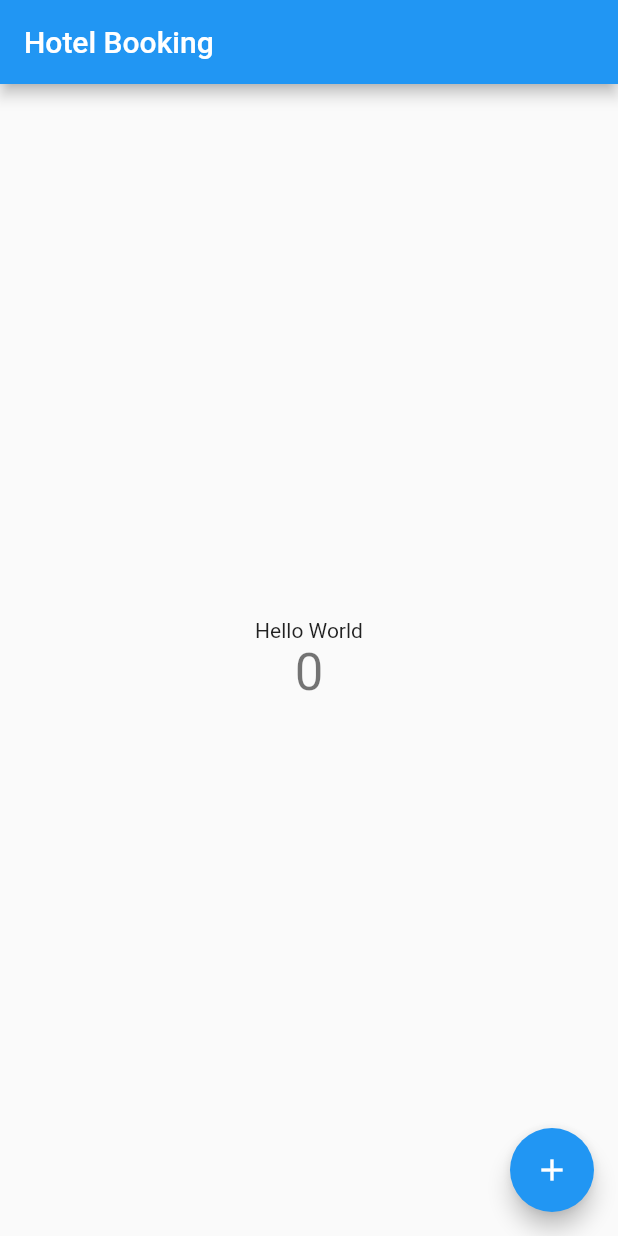
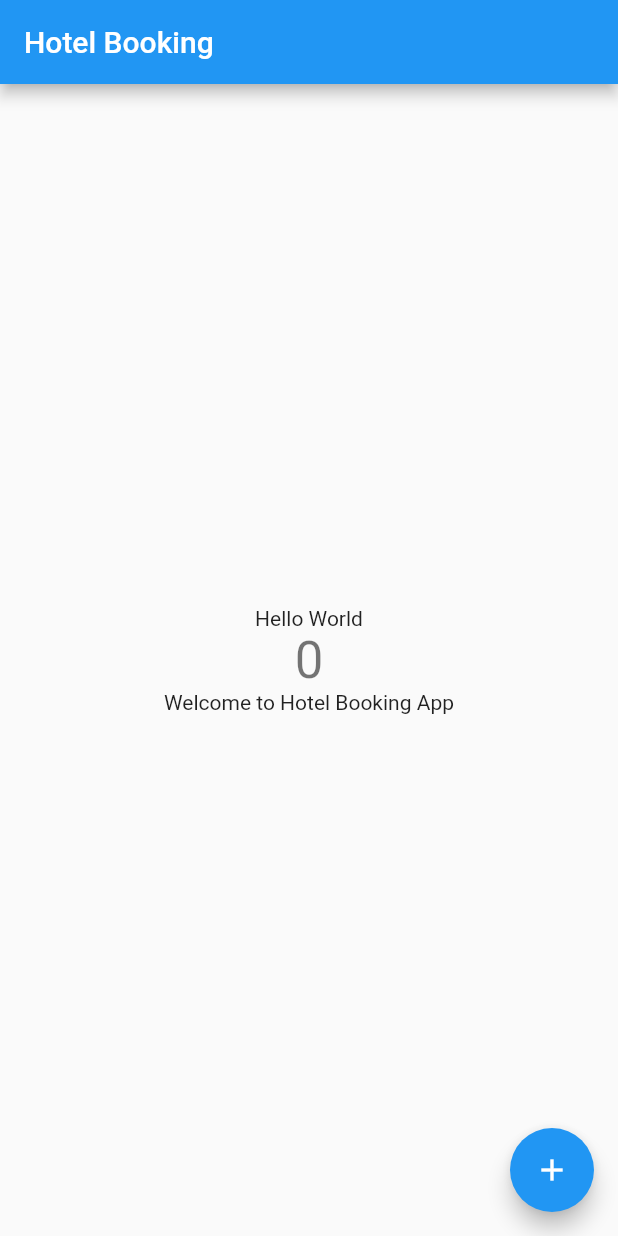
Before and after one commit to Saranya2003/HotelBooking, a Flutter app: the screen it shows after launch, on a phone screen of 412 x 824 dp. Run offline on Flutter 3.47's test engine with Material 2 defaults, Android fonts, the phone set to English and light mode, and no system bars.

Commit message:
Update main.dart

```diff
--- a/NewHotelBookingApp/lib/main.dart
+++ b/NewHotelBookingApp/lib/main.dart
@@ -102,6 +102,7 @@ class _MyHomePageState extends State<MyHomePage> {
               '$_counter',
               style: Theme.of(context).textTheme.headline4,
             ),
+            const Text('Welcome to Hotel Booking App'),
           ],
         ),
       ),
```
